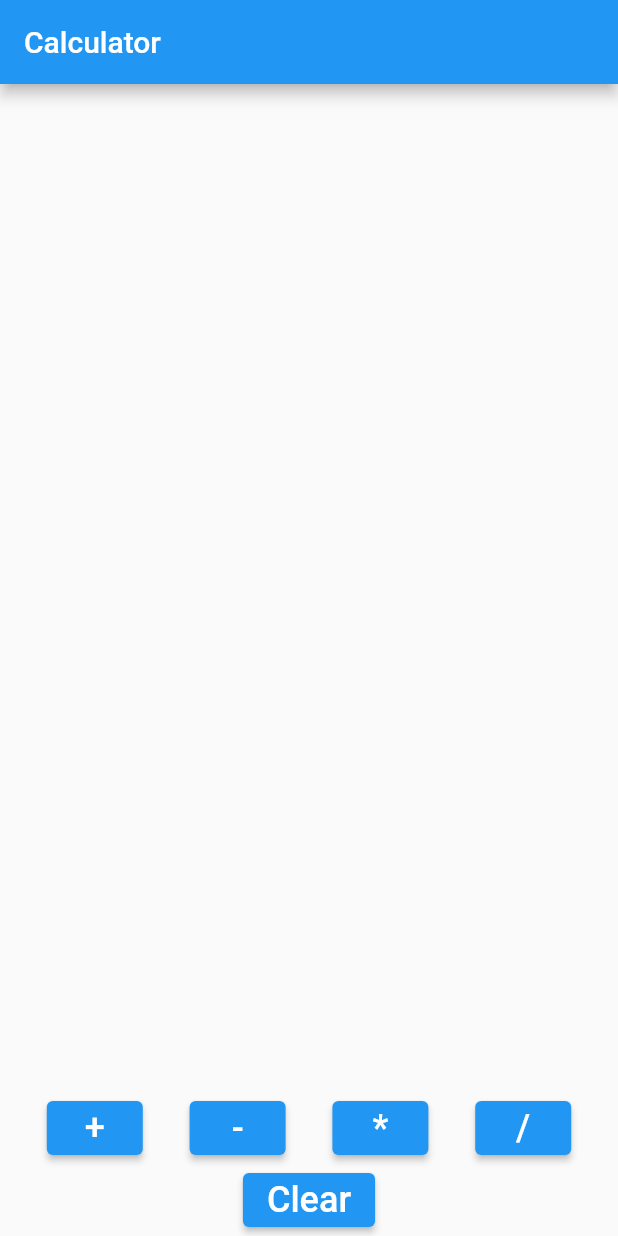
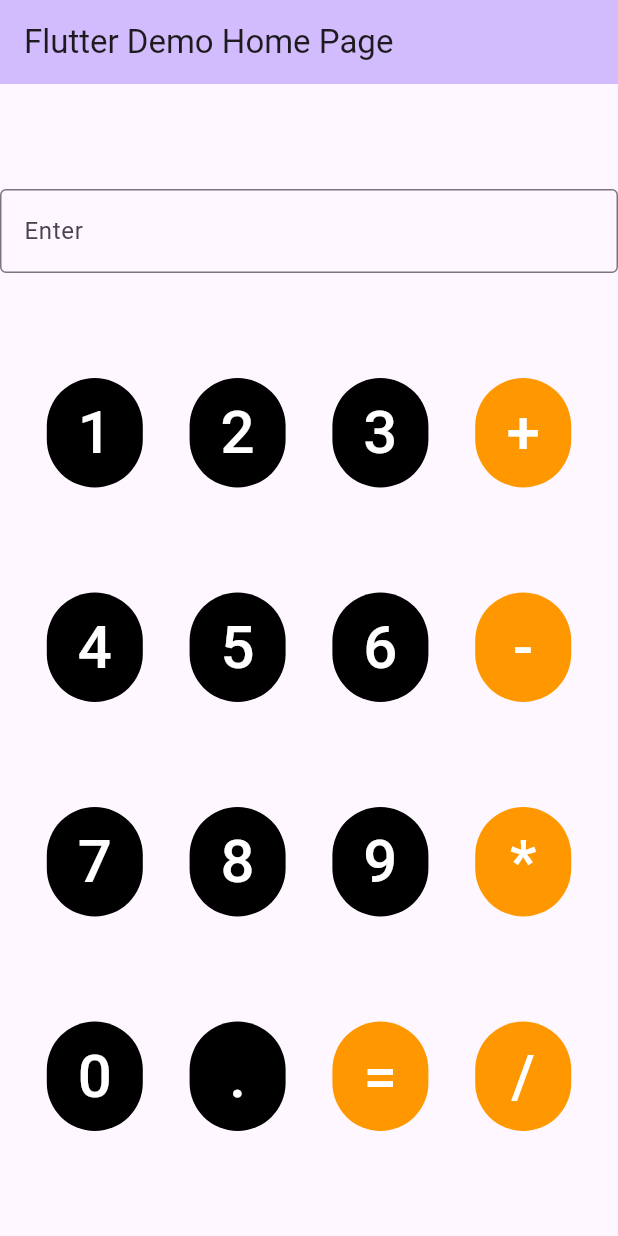
Before and after one commit to fouzia1146/Flutter_Assignment2, a Flutter app: the screen it shows after launch, on a phone screen of 412 x 824 dp. Run offline on Flutter 3.47's test engine with Material 2 defaults, Android fonts, the phone set to English and light mode, and no system bars.

Commit message:
Update main.dart

```diff
--- a/lib/main.dart
+++ b/lib/main.dart
@@ -1,86 +1,223 @@
 import 'package:flutter/material.dart';
 
-void main() => runApp(CalculatorApp());
+void main() {
+  runApp(const MyApp());
+}
 
-class CalculatorApp extends StatelessWidget {
+class MyApp extends StatelessWidget {
+   const MyApp({super.key});
+
   @override
   Widget build(BuildContext context) {
     return MaterialApp(
-      title: 'Calculator',
-      home: Calculator(),
+      title: 'Flutter Demo',
+      theme: ThemeData(
+
+        colorScheme: ColorScheme.fromSeed(seedColor: Colors.deepPurple),
+        useMaterial3: true,
+      ),
+      home: const MyHomePage(title: 'Flutter Demo Home Page'),
     );
   }
 }
 
-class Calculator extends StatefulWidget {
+class MyHomePage extends StatefulWidget {
+  const MyHomePage({super.key, required this.title});
+  final String title;
+
   @override
-  _CalculatorState createState() => _CalculatorState();
+  State<MyHomePage> createState() => _MyHomePageState();
 }
 
-class _CalculatorState extends State<Calculator> {
-  TextEditingController _controller = TextEditingController();
-
-  void _onOperatorClicked(String operator) {
-    _controller.text += operator;
-  }
-
-  void _onClearClicked() {
-    _controller.clear();
-  }
-
+class _MyHomePageState extends State<MyHomePage> {
   @override
   Widget build(BuildContext context) {
     return Scaffold(
-      appBar: AppBar(title: Text('Calculator')),
-      body: Column(
-        crossAxisAlignment: CrossAxisAlignment.stretch,
-        children: [
-          Expanded(
-            child: Container(
-              alignment: Alignment.bottomRight,
-              padding: EdgeInsets.all(16),
-              child: TextField(
-                controller: _controller,
-                textAlign: TextAlign.right,
-                style: TextStyle(fontSize: 48, fontWeight: FontWeight.bold),
-                keyboardType: TextInputType.number,
-                decoration: InputDecoration(
-                  border: InputBorder.none,
-                ),
-              ),
+      appBar: AppBar(
+        backgroundColor: Theme.of(context).colorScheme.inversePrimary,
+        title: Text(widget.title),
+      ),
+      body: Center(
+      child: Column(
+        mainAxisAlignment: MainAxisAlignment.spaceEvenly,
+        children: <Widget>[
+          const TextField(
+            obscureText: true,
+            decoration: InputDecoration(
+              border: OutlineInputBorder(),
+              labelText: 'Enter',
             ),
           ),
           Row(
             mainAxisAlignment: MainAxisAlignment.spaceEvenly,
             children: [
-              _buildOperatorButton('+'),
-              _buildOperatorButton('-'),
-              _buildOperatorButton('*'),
-              _buildOperatorButton('/'),
+              TextButton(
+                onPressed: () {},
+                style: TextButton.styleFrom(
+                   primary: Colors.white,
+                   backgroundColor: Colors.black,
+                ),
+                child:
+                  Text('1', style: TextStyle(fontSize: 40)),
+              ),
+              TextButton(
+                onPressed: () {},
+                style: TextButton.styleFrom(
+                  primary: Colors.white,
+                  backgroundColor: Colors.black,
+                ),
+                child:
+                Text('2', style: TextStyle(fontSize: 40)),
+              ),
+              TextButton(
+                onPressed: () {},
+                style: TextButton.styleFrom(
+                  primary: Colors.white,
+                  backgroundColor: Colors.black,
+                ),
+                child:
+                Text('3', style: TextStyle(fontSize: 40)),
+              ),
+              TextButton(
+                onPressed: () {},
+                style: TextButton.styleFrom(
+                  primary: Colors.white,
+                  backgroundColor: Colors.orange,
+                ),
+                child:
+                Text('+', style: TextStyle(fontSize: 40)),
+              ),
             ],
           ),
+
           Row(
-            mainAxisAlignment: MainAxisAlignment.center,
+            mainAxisAlignment: MainAxisAlignment.spaceEvenly,
             children: [
-              _buildClearButton(),
+              TextButton(
+                onPressed: () {},
+                style: TextButton.styleFrom(
+                  primary: Colors.white,
+                  backgroundColor: Colors.black,
+                ),
+                child:
+                Text('4', style: TextStyle(fontSize: 40)),
+              ),
+              TextButton(
+                onPressed: () {},
+                style: TextButton.styleFrom(
+                  primary: Colors.white,
+                  backgroundColor: Colors.black,
+                ),
+                child:
+                Text('5', style: TextStyle(fontSize: 40)),
+              ),
+              TextButton(
+                onPressed: () {},
+                style: TextButton.styleFrom(
+                  primary: Colors.white,
+                  backgroundColor: Colors.black,
+                ),
+                child:
+                Text('6', style: TextStyle(fontSize: 40)),
+              ),
+              TextButton(
+                onPressed: () {},
+                style: TextButton.styleFrom(
+                  primary: Colors.white,
+                  backgroundColor: Colors.orange,
+                ),
+                child:
+                Text('-', style: TextStyle(fontSize: 40)),
+              ),
+            ],
+          ),
+
+          Row(
+            mainAxisAlignment: MainAxisAlignment.spaceEvenly,
+            children: [
+              TextButton(
+                onPressed: () {},
+                style: TextButton.styleFrom(
+                  primary: Colors.white,
+                  backgroundColor: Colors.black,
+                ),
+                child:
+                Text('7', style: TextStyle(fontSize: 40)),
+              ),
+              TextButton(
+                onPressed: () {},
+                style: TextButton.styleFrom(
+                  primary: Colors.white,
+                  backgroundColor: Colors.black,
+                ),
+                child:
+                Text('8', style: TextStyle(fontSize: 40)),
+              ),
+              TextButton(
+                onPressed: () {},
+                style: TextButton.styleFrom(
+                  primary: Colors.white,
+                  backgroundColor: Colors.black,
+                ),
+                child:
+                Text('9', style: TextStyle(fontSize: 40)),
+              ),
+              TextButton(
+                onPressed: () {},
+                style: TextButton.styleFrom(
+                  primary: Colors.white,
+                  backgroundColor: Colors.orange,
+                ),
+                child:
+                Text('*', style: TextStyle(fontSize: 40)),
+              ),
+            ],
+          ),
+
+          Row(
+            mainAxisAlignment: MainAxisAlignment.spaceEvenly,
+            children: [
+              TextButton(
+                onPressed: () {},
+                style: TextButton.styleFrom(
+                  primary: Colors.white,
+                  backgroundColor: Colors.black,
+                ),
+                child:
+                Text('0', style: TextStyle(fontSize: 40)),
+              ),
+              TextButton(
+                onPressed: () {},
+                style: TextButton.styleFrom(
+                  primary: Colors.white,
+                  backgroundColor: Colors.black,
+                ),
+                child:
+                Text('.', style: TextStyle(fontSize: 40)),
+              ),
+              TextButton(
+                onPressed: () {},
+                style: TextButton.styleFrom(
+                  primary: Colors.white,
+                  backgroundColor: Colors.orange,
+                ),
+                child:
+                Text('=', style: TextStyle(fontSize: 40)),
+              ),
+              TextButton(
+                onPressed: () {},
+                style: TextButton.styleFrom(
+                  primary: Colors.white,
+                  backgroundColor: Colors.orange,
+                ),
+                child:
+                Text('/', style: TextStyle(fontSize: 40)),
+              ),
             ],
           ),
         ],
+      )
       ),
     );
   }
-
-  Widget _buildOperatorButton(String operator) {
-    return ElevatedButton(
-      onPressed: () => _onOperatorClicked(operator),
-      child: Text(operator, style: TextStyle(fontSize: 24)),
-    );
-  }
-
-  Widget _buildClearButton() {
-    return ElevatedButton(
-      onPressed: _onClearClicked,
-      child: Text('Clear', style: TextStyle(fontSize: 24)),
-    );
-  }
 }
```
